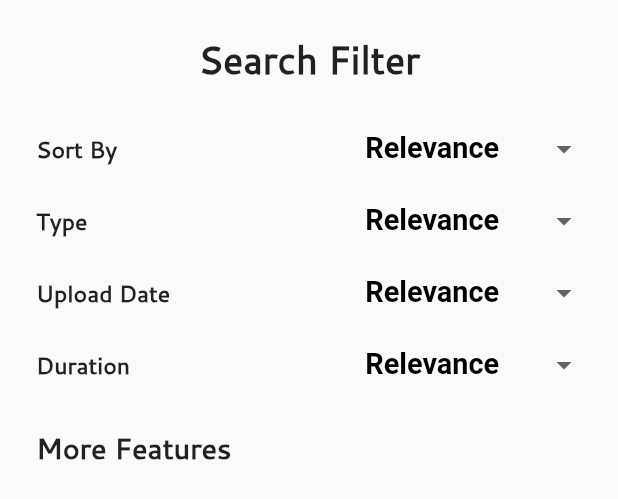
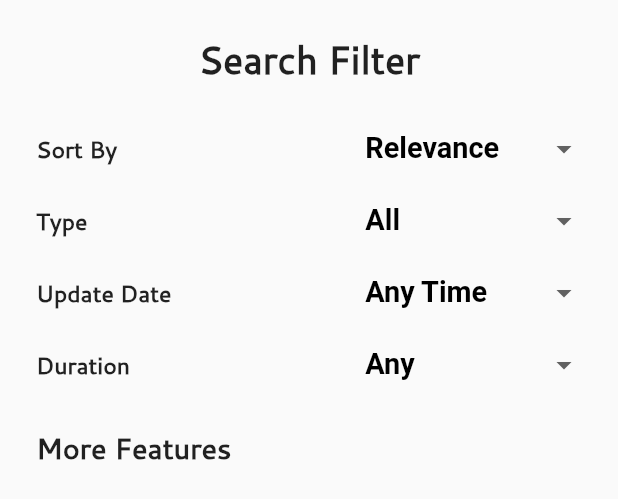
Before and after one commit to NasShihab/metube, a Flutter app: the FilterMenu widget shown alone on an empty page, opened directly, on a phone screen of 412 x 824 dp. Shown: the top 499 px of the screen. Run offline on Flutter 3.47's test engine with Material 2 defaults, Android fonts, the light colour scheme and no system bars; our stand-ins replace flutter_riverpod, flutter_screenutil, pin_code_fields.

Commit message:
custom_dropdown_menu

```diff
--- /dev/null
+++ b/lib/dashboard/search_bar/filter_menu/custom_dropdown_menu.dart
@@ -0,0 +1,56 @@
+import 'package:flutter/material.dart';
+import 'package:flutter_screenutil/flutter_screenutil.dart';
+
+class CustomDropDown extends StatelessWidget {
+  final String text;
+  final List<String> menuItems;
+  final dynamic onChanged;
+  final Object value;
+
+  const CustomDropDown({
+    super.key,
+    required this.text,
+    required this.menuItems,
+    required this.onChanged,
+    required this.value,
+  });
+
+  @override
+  Widget build(BuildContext context) {
+    return Column(
+      children: [
+        Row(
+          mainAxisAlignment: MainAxisAlignment.spaceBetween,
+          children: [
+            Text(
+              text,
+              style: TextStyle(fontSize: 16.sp, fontWeight: FontWeight.bold),
+            ),
+            SizedBox(
+              width: 150.w,
+              child: DropdownButtonHideUnderline(
+                child: DropdownButton(
+                  isExpanded: true,
+                  value: value, //ref.watch(filterMenuProvider),
+                  style: tStyle(),
+                  //<String>['Relevance', 'View', 'Latest']
+                  items: menuItems
+                      .map((String value) => DropdownMenuItem<String>(
+                          value: value, child: Text(value)))
+                      .toList(),
+                  onChanged: onChanged,
+                  // onChanged: (sortby) {
+                  //   ref.read(filterMenuProvider.notifier).update(sortby);
+                  // } //ref.read(filterMenuProvider.notifier).update(sortby);
+                ),
+              ),
+            )
+          ],
+        ),
+      ],
+    );
+  }
+
+  TextStyle tStyle() => TextStyle(
+      fontSize: 20.sp, color: Colors.black, fontWeight: FontWeight.bold);
+}
--- a/lib/dashboard/search_bar/filter_menu/filter_menu.dart
+++ b/lib/dashboard/search_bar/filter_menu/filter_menu.dart
@@ -1,22 +1,29 @@
 import 'package:flutter/material.dart';
 import 'package:flutter_riverpod/flutter_riverpod.dart';
 import 'package:flutter_screenutil/flutter_screenutil.dart';
+import 'package:metube/dashboard/search_bar/filter_menu/custom_dropdown_menu.dart';
 import 'package:metube/z_reusable_widget/height_weight.dart';
-
 import 'filter_menu_provider.dart';
 
-final filterMenuProvider =
+final sortByProvider =
     StateNotifierProvider.autoDispose<SortByProvider, String>(
         (ref) => SortByProvider());
+
+final typeProvider = StateNotifierProvider.autoDispose<TypeProvider, String>(
+    (ref) => TypeProvider());
+
+final dateProvider = StateNotifierProvider.autoDispose<DateProvider, String>(
+    (ref) => DateProvider());
+
+final durationProvider =
+    StateNotifierProvider.autoDispose<DurationProvider, String>(
+        (ref) => DurationProvider());
 
 class FilterMenu extends ConsumerWidget {
   const FilterMenu({Key? key}) : super(key: key);
 
   @override
   Widget build(BuildContext context, WidgetRef ref) {
-    final selectedMenu = ref.watch(filterMenuProvider);
-    double menuWidth = 150.w;
-
     return Padding(
       padding: EdgeInsets.symmetric(vertical: 25.h, horizontal: 25.w),
       child: Column(
@@ -26,100 +33,64 @@ class FilterMenu extends ConsumerWidget {
             style: TextStyle(fontSize: 26.sp, fontWeight: FontWeight.bold),
           ),
           height20(),
-          Row(
-            mainAxisAlignment: MainAxisAlignment.spaceBetween,
-            children: [
-              tText(text: 'Sort By'),
-              SizedBox(
-                width: menuWidth,
-                child: DropdownButtonHideUnderline(
-                  child: DropdownButton(
-                      isExpanded: true,
-                      value: selectedMenu,
-                      style: tStyle(),
-                      items: <String>['Relevance', 'View', 'Latest']
-                          .map((String value) => DropdownMenuItem<String>(
-                              value: value, child: Text(value)))
-                          .toList(),
-                      onChanged: (sortby) {
-                        ref.read(filterMenuProvider.notifier).update(sortby);
-                      }),
-                ),
-              )
+          CustomDropDown(
+            text: 'Sort By',
+            menuItems: const [
+              'Relevance',
+              'Upload Date',
+              'View Count',
+              'Rating'
             ],
+            onChanged: (sortby) {
+              ref.read(sortByProvider.notifier).update(sortby);
+            },
+            value: ref.watch(sortByProvider),
           ),
-          Row(
-            mainAxisAlignment: MainAxisAlignment.spaceBetween,
-            children: [
-              tText(text: 'Type'),
-              SizedBox(
-                width: menuWidth,
-                child: DropdownButtonHideUnderline(
-                  child: DropdownButton(
-                      isExpanded: true,
-                      value: selectedMenu,
-                      style: tStyle(),
-                      items: <String>['Relevance', 'View', 'Latest']
-                          .map((String value) => DropdownMenuItem<String>(
-                              value: value, child: Text(value)))
-                          .toList(),
-                      onChanged: (sortby) {
-                        ref.read(filterMenuProvider.notifier).update(sortby);
-                      }),
-                ),
-              )
+          CustomDropDown(
+            text: 'Type',
+            menuItems: const ['All', 'Video', 'Channel', 'Playlist', 'Music'],
+            onChanged: (sortby) {
+              ref.read(typeProvider.notifier).update(sortby);
+            },
+            value: ref.watch(typeProvider),
+          ),
+          CustomDropDown(
+            text: 'Update Date',
+            menuItems: const [
+              'Any Time',
+              'Last hour',
+              'Today',
+              'This week',
+              'This month',
+              'This year'
             ],
+            onChanged: (sortby) {
+              ref.read(dateProvider.notifier).update(sortby);
+            },
+            value: ref.watch(dateProvider),
           ),
-          Row(
-            mainAxisAlignment: MainAxisAlignment.spaceBetween,
-            children: [
-              tText(text: 'Upload Date'),
-              SizedBox(
-                width: menuWidth,
-                child: DropdownButtonHideUnderline(
-                  child: DropdownButton(
-                      isExpanded: true,
-                      value: selectedMenu,
-                      style: tStyle(),
-                      items: <String>['Relevance', 'View', 'Latest']
-                          .map((String value) => DropdownMenuItem<String>(
-                              value: value, child: Text(value)))
-                          .toList(),
-                      onChanged: (sortby) {
-                        ref.read(filterMenuProvider.notifier).update(sortby);
-                      }),
-                ),
-              )
+          CustomDropDown(
+            text: 'Duration',
+            menuItems: const [
+              'Any',
+              'Under 4 minutes',
+              '4-20 minutes',
+              'Over 20 minutes'
             ],
-          ),
-          Row(
-            mainAxisAlignment: MainAxisAlignment.spaceBetween,
-            children: [
-              tText(text: 'Duration'),
-              SizedBox(
-                width: menuWidth,
-                child: DropdownButtonHideUnderline(
-                  child: DropdownButton(
-                      isExpanded: true,
-                      value: selectedMenu,
-                      style: tStyle(),
-                      items: <String>['Relevance', 'View', 'Latest']
-                          .map((String value) => DropdownMenuItem<String>(
-                              value: value, child: Text(value)))
-                          .toList(),
-                      onChanged: (sortby) {
-                        ref.read(filterMenuProvider.notifier).update(sortby);
-                      }),
-                ),
-              )
-            ],
+            onChanged: (sortby) {
+              ref.read(durationProvider.notifier).update(sortby);
+            },
+            value: ref.watch(durationProvider),
           ),
           height20(),
           Row(
             children: [
-              Text('More Features',style: TextStyle(fontSize: 20.sp, fontWeight: FontWeight.bold),),
+              Text(
+                'More Features',
+                style: TextStyle(fontSize: 20.sp, fontWeight: FontWeight.bold),
+              ),
             ],
-          )
+          ),
         ],
       ),
     );
--- a/lib/dashboard/search_bar/filter_menu/filter_menu_provider.dart
+++ b/lib/dashboard/search_bar/filter_menu/filter_menu_provider.dart
@@ -1,9 +1,33 @@
 import 'package:flutter_riverpod/flutter_riverpod.dart';
 
-class SortByProvider extends StateNotifier<String>{
+class SortByProvider extends StateNotifier<String> {
   SortByProvider() : super('Relevance');
 
-  void update(sortby){
-    state = sortby;
+  void update(value) {
+    state = value;
   }
 }
+
+class TypeProvider extends StateNotifier<String> {
+  TypeProvider() : super('All');
+
+  void update(value) {
+    state = value;
+  }
+}
+
+class DateProvider extends StateNotifier<String> {
+  DateProvider() : super('Any Time');
+
+  void update(value) {
+    state = value;
+  }
+}
+
+class DurationProvider extends StateNotifier<String> {
+  DurationProvider() : super('Any');
+
+  void update(value) {
+    state = value;
+  }
+}
```
